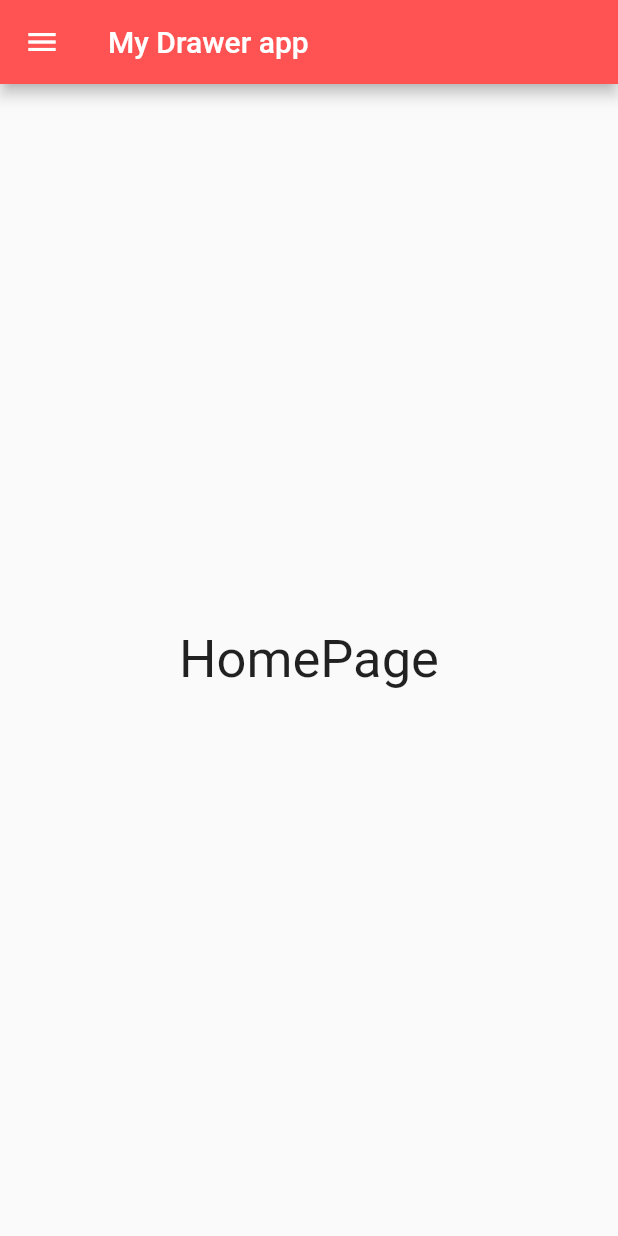
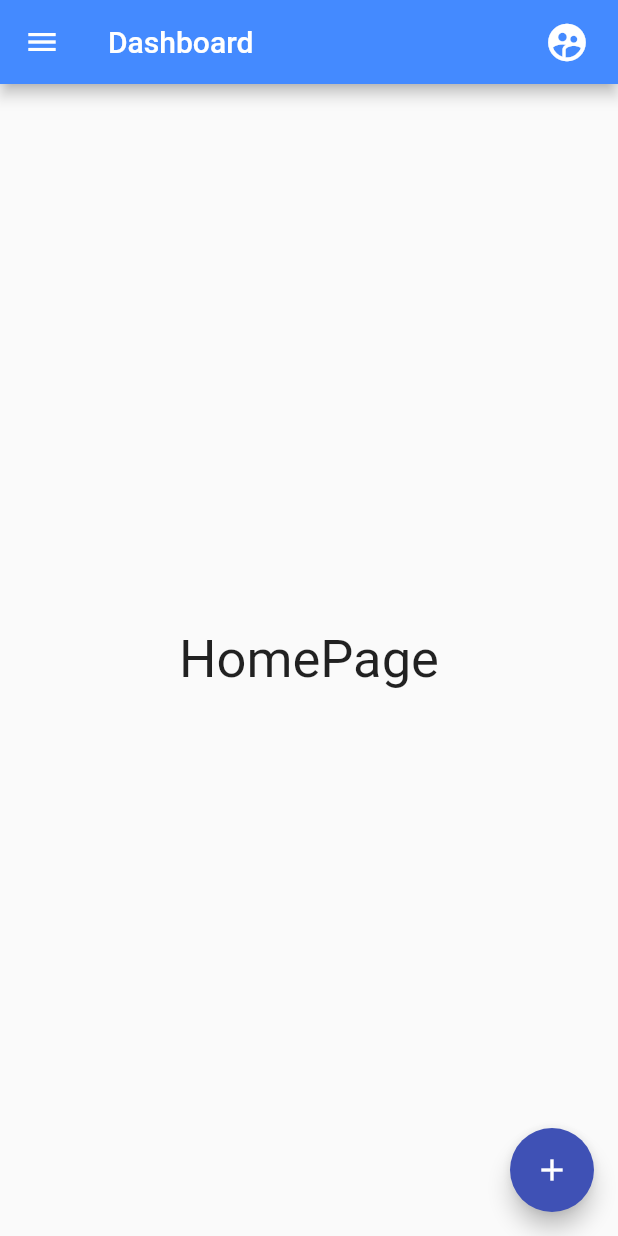
Before and after one commit to mornville/Register, a Flutter app: the Home screen opened by its route, on a phone screen of 412 x 824 dp. Run offline on Flutter 3.47's test engine with Material 2 defaults, Android fonts, the phone set to English and light mode, and no system bars.

Commit message:
added new screen newSale

```diff
--- a/register_app/lib/main.dart
+++ b/register_app/lib/main.dart
@@ -2,6 +2,7 @@ import 'package:flutter/material.dart';
 import 'package:register_app/screens/splashScreen.dart';
 import 'package:register_app/screens/home.dart';
 import 'package:register_app/screens/signIn.dart';
+import 'package:register_app/screens/addNewSale.dart';
 
 
 import 'package:flutter/services.dart';
@@ -18,6 +19,7 @@ Future main() async {
       home: SplashScreen(),
       routes: <String, WidgetBuilder>{
         "/HomePage": (BuildContext context) => Home(),
+        "/NewSale": (BuildContext context) =>AddNewSale(),
         "/SignIn": (BuildContext context) => SignIn(),
       },
     ),
--- a/register_app/lib/screens/home.dart
+++ b/register_app/lib/screens/home.dart
@@ -8,7 +8,13 @@ class Home extends StatefulWidget {
   }
 }
 
+
+
 class _HomeState extends State<Home> {
+
+
+
+
   Future<bool>_onBackPressed() {
     return showDialog(
         context: context,
@@ -43,9 +49,19 @@ class _HomeState extends State<Home> {
       child: Container(
         child: Scaffold(
           appBar: AppBar(
-            title: Text('My Drawer app'),
-            backgroundColor: Colors.redAccent,
+            backgroundColor: Colors.blueAccent,
+            title:  Text("Dashboard"),
+            actions: <Widget>[
+               Padding(
+                 padding: EdgeInsets.only(right:10.0),
+                 child: IconButton(icon: Icon(Icons.supervised_user_circle),iconSize: 30.0,
+                   onPressed: (){},
+                 ),
+
+               ),
+            ],
           ),
+
           drawer: Drawer(
             child: ListView(
               children: <Widget>[
@@ -65,26 +81,40 @@ class _HomeState extends State<Home> {
                               'images/back.jpeg'))),
                 ),
                 ListTile(
-                  title: Text('First Page'),
-                  trailing: Icon(Icons.arrow_upward),
+                  title: Text('Transactions'),
+                  leading: Icon(Icons.account_balance),
+                  onTap: (){
+                    Navigator.of(context).pop();
+                    Navigator.of(context).pushNamed("/SignIn");
+                  },
                 ),
                 Divider(),
                 ListTile(
-                  title: Text('Second Page'),
-                  trailing: Icon(Icons.arrow_right),
+                  title: Text('Reports'),
+                  leading: Icon(Icons.receipt),
                 ),
                 Divider(),
                 ListTile(
-                  title: Text('Close Button'),
-                  trailing: Icon(Icons.cancel),
+                  title: Text('Deposits'),
+                  leading: Icon(Icons.account_balance_wallet),
                   onTap: () {
                     Navigator.of(context).pop();
                   },
                 ),
                 Divider(),
+                ListTile(
+                  title: Text('Settings'),
+                  leading: Icon(Icons.settings),
+                  onTap: () {
+                    Navigator.of(context).pop();
+                  },
+                ),
               ],
             ),
           ),
+          floatingActionButton: FloatingActionButton(onPressed:(){
+            Navigator.of(context).pushNamed("/NewSale");
+          },child: Icon(Icons.add),),
           body: Center(
             child: Text(
               'HomePage',
```
Also changed, not shown: register_app/lib/screens/addNewSale.dart (added, +84 -0 lines).
